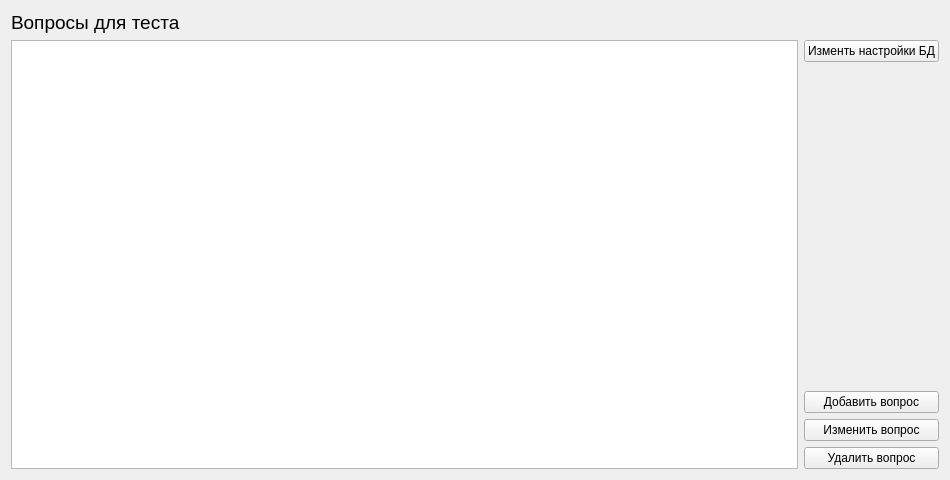
First picture: the form in basewindow.ui, repository Rayzedan/SystemControlStudent, before the edit.
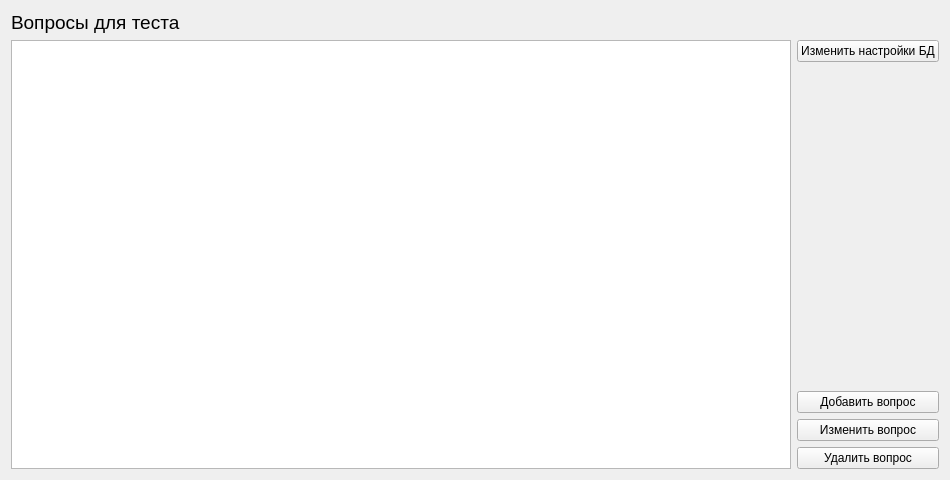
Second picture: the form after the edit.

What changed in the file:
```diff
--- a/basewindow.ui
+++ b/basewindow.ui
@@ -64,7 +64,7 @@
          <item>
           <widget class="QPushButton" name="pushButton_4">
            <property name="text">
-            <string>Изменть настройки БД</string>
+            <string>Изменить настройки БД</string>
            </property>
           </widget>
          </item>
```
